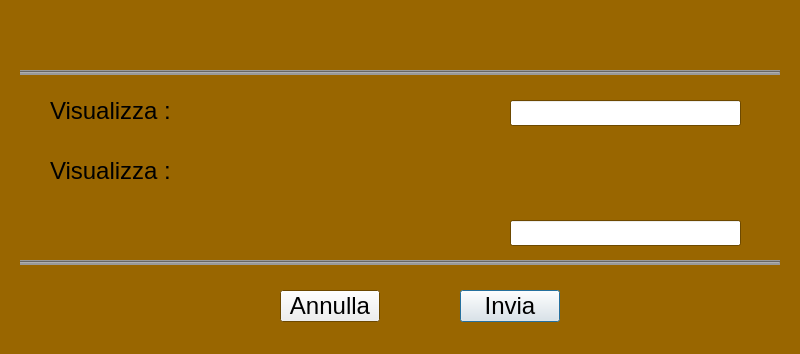
Above: Source/toolsmod.ui from LoboBlanco761/Dispensa before the change. Below: the same form after it.
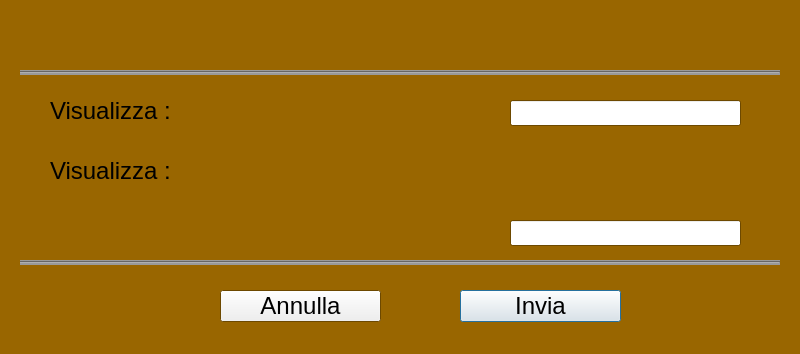
That is the form after the change.

What changed in the file:
```diff
--- a/Source/toolsmod.ui
+++ b/Source/toolsmod.ui
@@ -212,7 +212,7 @@
     <rect>
      <x>460</x>
      <y>290</y>
-     <width>100</width>
+     <width>161</width>
      <height>32</height>
     </rect>
    </property>
@@ -223,9 +223,9 @@
   <widget class="QPushButton" name="pushButton_3">
    <property name="geometry">
     <rect>
-     <x>280</x>
+     <x>220</x>
      <y>290</y>
-     <width>100</width>
+     <width>161</width>
      <height>32</height>
     </rect>
    </property>
```
Left out of the diff: 6 changed lines with no effect on the pictures.
